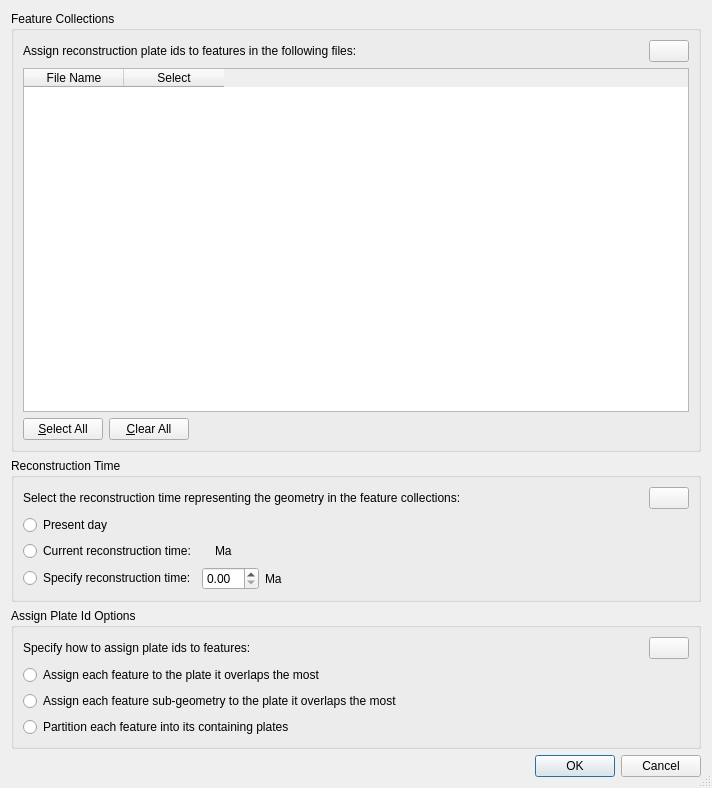
Old version of the form src/qt-widgets/AssignReconstructionPlateIdsDialogUi.ui in the repository GPlates/GPlates.
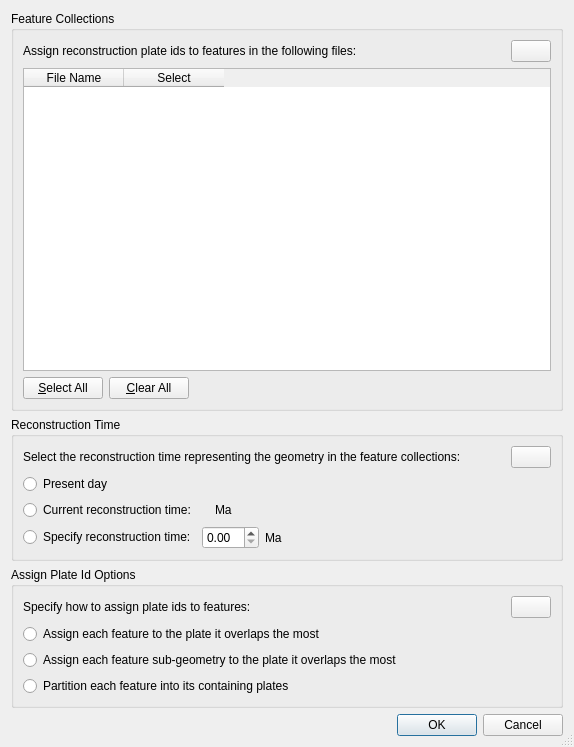
New version of the form. Icons and pictures are not drawn.

Commit message: (trunk) Fixed up rotations - a few rotation errors.

What changed in the file:
```diff
--- a/src/qt-widgets/AssignReconstructionPlateIdsDialogUi.ui
+++ b/src/qt-widgets/AssignReconstructionPlateIdsDialogUi.ui
@@ -5,8 +5,8 @@
    <rect>
     <x>0</x>
     <y>0</y>
-    <width>712</width>
-    <height>788</height>
+    <width>574</width>
+    <height>747</height>
    </rect>
   </property>
   <property name="windowTitle" >
```
The commit also changes 1 other file.
